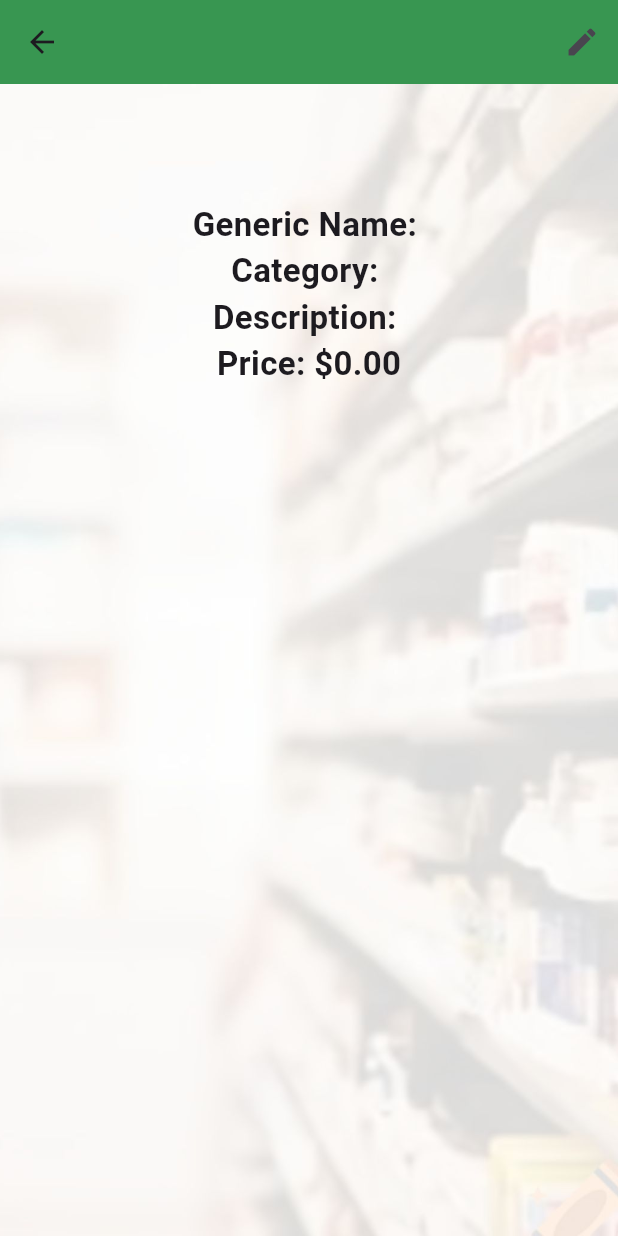
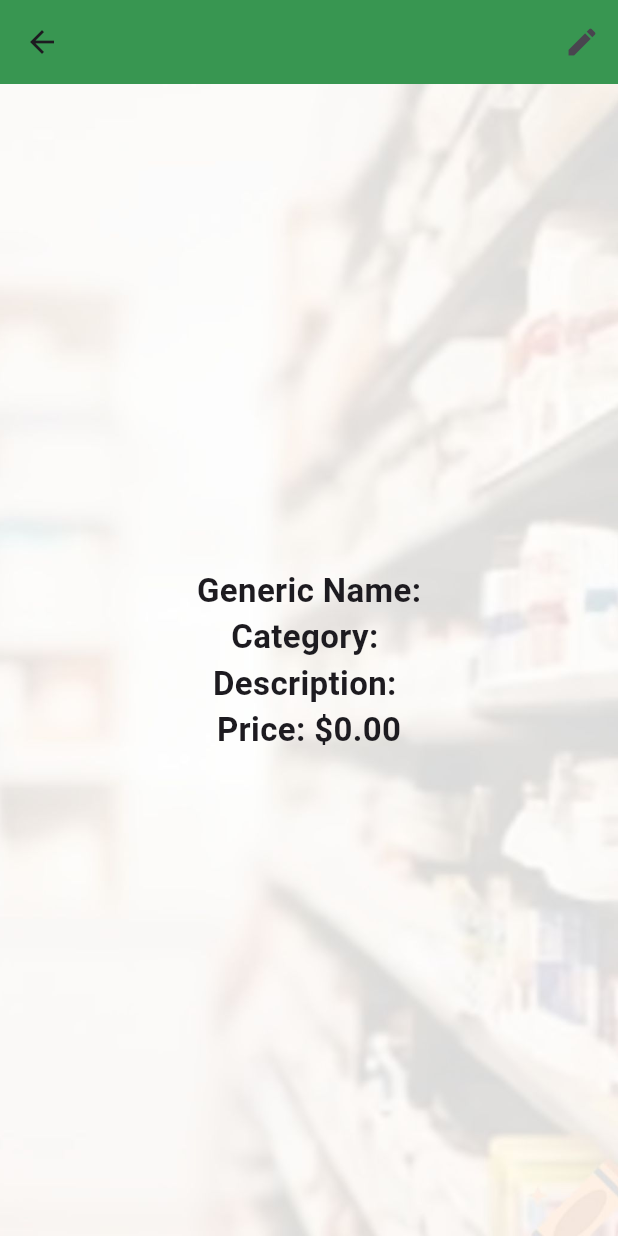
Before and after one commit to nameoftheuser1/medmart, a Flutter app: the SelectedProduct screen opened directly with empty values, on a phone screen of 412 x 824 dp. Run offline on Flutter 3.47's test engine with Material 3 defaults, Android fonts, the light colour scheme and no system bars; our stand-ins replace flutter_spinkit; network calls fail.

Commit message:
edit again for product

```diff
--- a/lib/screens/products/selected_product.dart
+++ b/lib/screens/products/selected_product.dart
@@ -11,7 +11,8 @@ class SelectedProduct extends StatelessWidget {
   Widget build(BuildContext context) {
     return Scaffold(
       appBar: AppBar(
-        title: Text(product.productName),
+        title: Text(product.productName,
+        style: TextStyle(fontWeight: FontWeight.bold),),
         actions: [
           IconButton(
             icon: Icon(Icons.edit),
@@ -37,14 +38,11 @@ class SelectedProduct extends StatelessWidget {
             padding: const EdgeInsets.all(15.0),
             child: Column(
               crossAxisAlignment: CrossAxisAlignment.center,
+              mainAxisAlignment: MainAxisAlignment.center,
               children: [
+
                 Text(
-                  product.productName,
-                  style: TextStyle(fontWeight: FontWeight.bold, fontSize: 30.0),
-                ),
-                SizedBox(height: 20.0),
-                Text(
-                  'Generic Name: ${product.genericName}',
+                  'Generic Name:${product.genericName}',
                   style: TextStyle(fontWeight: FontWeight.bold, fontSize: 22.0),
                 ),
                 Text(
```
